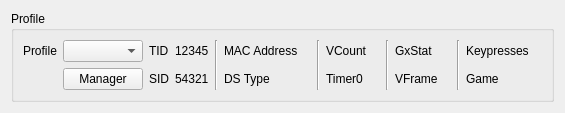
First picture: the form in Form/Gen5/Profile/ProfileDisplay5.ui, repository Admiral-Fish/PokeFinder, before the edit.
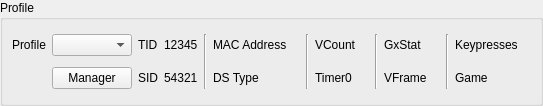
Second picture: the form after the edit.

What changed in the file:
```diff
--- a/Form/Gen5/Profile/ProfileDisplay5.ui
+++ b/Form/Gen5/Profile/ProfileDisplay5.ui
@@ -13,7 +13,19 @@
   <property name="windowTitle">
    <string>Profile Display 5</string>
   </property>
-  <layout class="QHBoxLayout" name="horizontalLayout">
+  <layout class="QVBoxLayout" name="verticalLayout">
+   <property name="leftMargin">
+    <number>0</number>
+   </property>
+   <property name="topMargin">
+    <number>0</number>
+   </property>
+   <property name="rightMargin">
+    <number>0</number>
+   </property>
+   <property name="bottomMargin">
+    <number>0</number>
+   </property>
    <item>
     <widget class="QGroupBox" name="groupBoxProfile">
      <property name="title">
```
